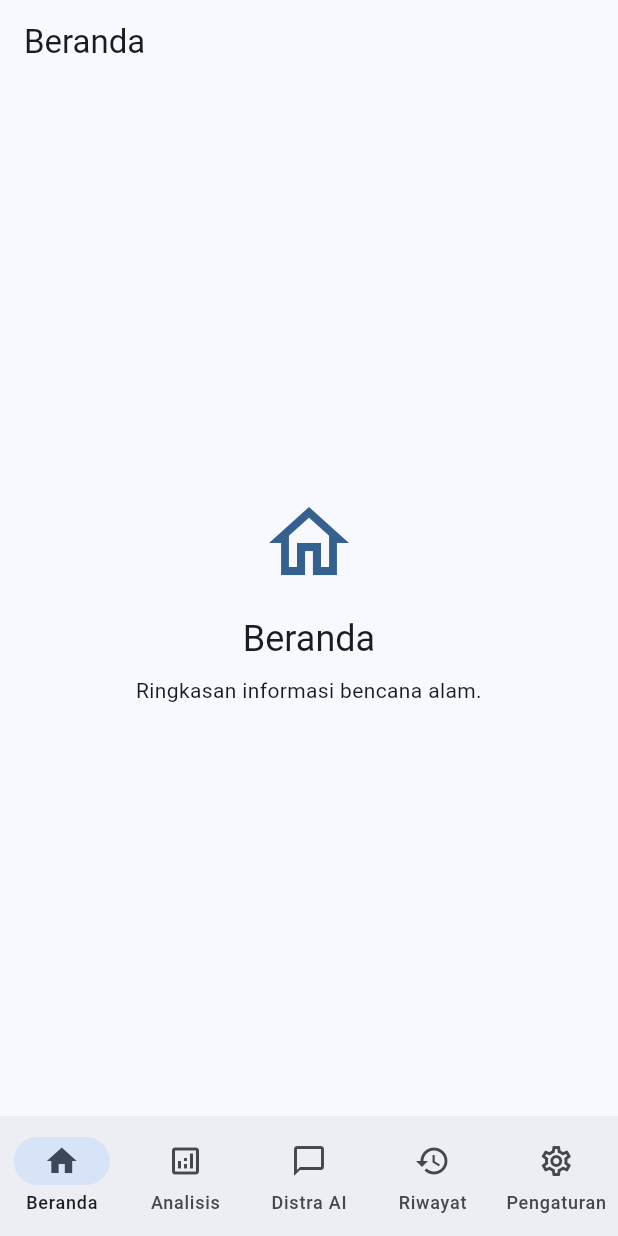
After one commit to JustJorr2/Distra, a Flutter app: the screen it shows after launch, on a phone screen of 412 x 824 dp. The commit adds this screen. Run offline on Flutter 3.47's test engine with Material 3 defaults, Android fonts, the phone set to English and light mode, and no system bars; our stand-ins replace file_picker, flutter_markdown, material_ui, shared_preferences; missing offline and left inert: llama_flutter_android.

Commit message:
pages and nav

```diff
--- a/lib/main.dart
+++ b/lib/main.dart
@@ -1,5 +1,7 @@
+
 import 'package:material_ui/material_ui.dart';
-import 'screens/ai_analysis_screen.dart';
+
+import 'screens/main_screen.dart';
 
 void main() {
   runApp(const MainApp());
@@ -19,7 +21,7 @@ class MainApp extends StatelessWidget {
         ),
         useMaterial3: true,
       ),
-      home: const AIAnalysisScreen(),
+      home: const MainScreen(),
     );
   }
 }
--- /dev/null
+++ b/lib/screens/main_screen.dart
@@ -0,0 +1,127 @@
+
+import 'package:material_ui/material_ui.dart';
+
+import 'ai_analysis_screen.dart';
+
+class MainScreen extends StatefulWidget {
+  const MainScreen({super.key});
+
+  @override
+  State<MainScreen> createState() => _MainScreenState();
+}
+
+class _MainScreenState extends State<MainScreen> {
+  int _selectedIndex = 0;
+
+  final List<Widget> _pages = const [
+    _PlaceholderPage(
+      title: 'Beranda',
+      icon: Icons.home_outlined,
+      description: 'Ringkasan informasi bencana alam.',
+    ),
+    _PlaceholderPage(
+      title: 'Analisis Bencana',
+      icon: Icons.analytics_outlined,
+      description: 'Analisis dan klasifikasi dampak bencana.',
+    ),
+    AIAnalysisScreen(),
+    _PlaceholderPage(
+      title: 'Riwayat',
+      icon: Icons.history,
+      description: 'Riwayat hasil analisis bencana.',
+    ),
+    _PlaceholderPage(
+      title: 'Pengaturan',
+      icon: Icons.settings_outlined,
+      description: 'Pengaturan aplikasi Distra.',
+    ),
+  ];
+
+  @override
+  Widget build(BuildContext context) {
+    return Scaffold(
+      body: IndexedStack(
+        index: _selectedIndex,
+        children: _pages,
+      ),
+      bottomNavigationBar: NavigationBar(
+        selectedIndex: _selectedIndex,
+        onDestinationSelected: (index) {
+          setState(() {
+            _selectedIndex = index;
+          });
+        },
+        destinations: const [
+          NavigationDestination(
+            icon: Icon(Icons.home_outlined),
+            selectedIcon: Icon(Icons.home),
+            label: 'Beranda',
+          ),
+          NavigationDestination(
+            icon: Icon(Icons.analytics_outlined),
+            selectedIcon: Icon(Icons.analytics),
+            label: 'Analisis',
+          ),
+          NavigationDestination(
+            icon: Icon(Icons.chat_bubble_outline),
+            selectedIcon: Icon(Icons.chat_bubble),
+            label: 'Distra AI',
+          ),
+          NavigationDestination(
+            icon: Icon(Icons.history),
+            selectedIcon: Icon(Icons.history),
+            label: 'Riwayat',
+          ),
+          NavigationDestination(
+            icon: Icon(Icons.settings_outlined),
+            selectedIcon: Icon(Icons.settings),
+            label: 'Pengaturan',
+          ),
+        ],
+      ),
+    );
+  }
+}
+
+class _PlaceholderPage extends StatelessWidget {
+  final String title;
+  final IconData icon;
+  final String description;
+
+  const _PlaceholderPage({
+    required this.title,
+    required this.icon,
+    required this.description,
+  });
+
+  @override
+  Widget build(BuildContext context) {
+    return Scaffold(
+      appBar: AppBar(
+        title: Text(title),
+      ),
+      body: Center(
+        child: Column(
+          mainAxisAlignment: MainAxisAlignment.center,
+          children: [
+            Icon(
+              icon,
+              size: 64,
+              color: Theme.of(context).colorScheme.primary,
+            ),
+            const SizedBox(height: 16),
+            Text(
+              title,
+              style: Theme.of(context).textTheme.headlineSmall,
+            ),
+            const SizedBox(height: 8),
+            Text(
+              description,
+              textAlign: TextAlign.center,
+            ),
+          ],
+        ),
+      ),
+    );
+  }
+}
```
Also changed, not shown: lib/screens/analysis_screen.dart (added), lib/screens/dashboard_screen.dart (added), lib/screens/history_screen.dart (added), lib/widgets/bottom_nav_bar.dart (added).
